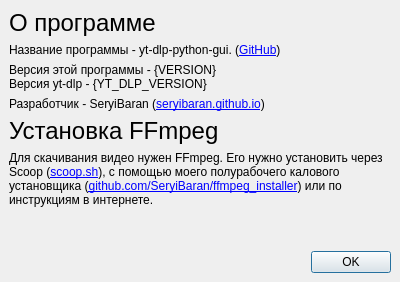
First picture: the form in ui/about.ui, repository SeryiBaran/yt-dlp-python-gui, before the edit.
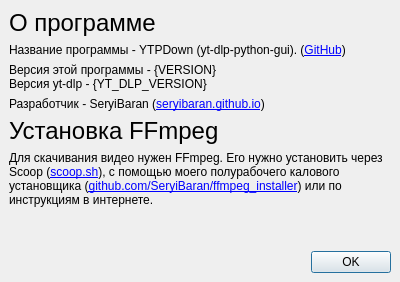
Second picture: the form after the edit. Icons and pictures are not drawn.

What changed in the file:
```diff
--- a/ui/about.ui
+++ b/ui/about.ui
@@ -61,7 +61,7 @@
       <item>
        <widget class="QLabel" name="label_3">
         <property name="text">
-         <string>&lt;html&gt;&lt;head/&gt;&lt;body&gt;&lt;p&gt;Название программы - yt-dlp-python-gui. (&lt;a href=&quot;https://github.com/SeryiBaran/yt-dlp-python-gui&quot;&gt;&lt;span&gt;GitHub&lt;/span&gt;&lt;/a&gt;)&lt;/p&gt;&lt;/body&gt;&lt;/html&gt;</string>
+         <string>&lt;html&gt;&lt;head/&gt;&lt;body&gt;&lt;p&gt;Название программы - YTPDown (yt-dlp-python-gui). (&lt;a href=&quot;https://github.com/SeryiBaran/yt-dlp-python-gui&quot;&gt;&lt;span&gt;GitHub&lt;/span&gt;&lt;/a&gt;)&lt;/p&gt;&lt;/body&gt;&lt;/html&gt;</string>
         </property>
        </widget>
       </item>
```
